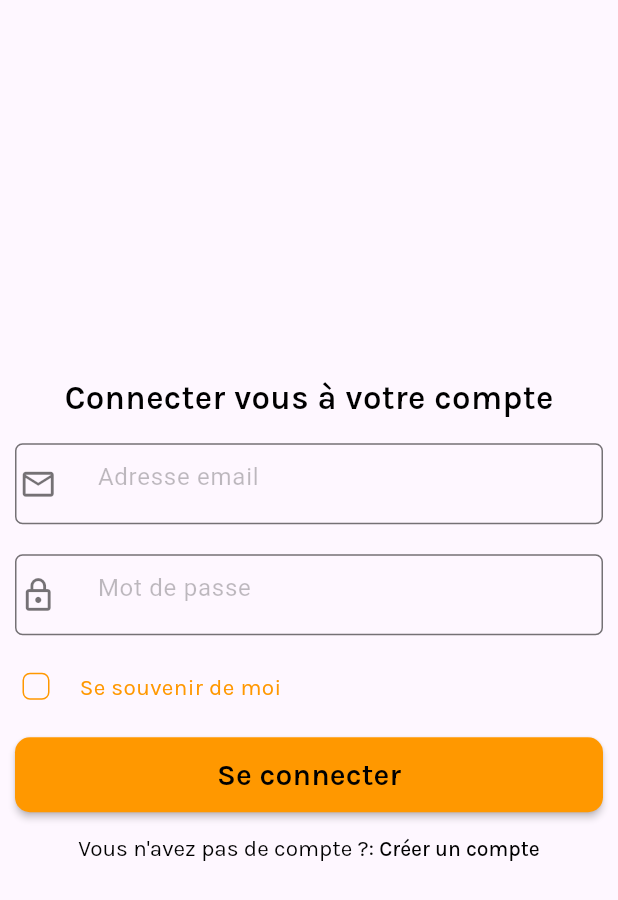
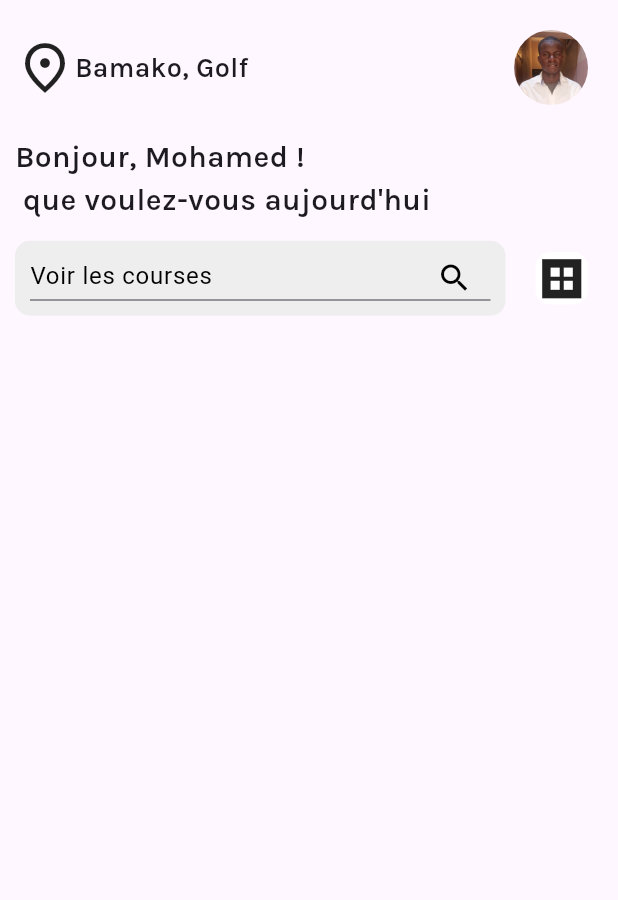
Before and after one commit to McOriginal/app-ciss-d-lice, a Flutter app: the screen it shows after launch, after a tap on "Se connecter", on a phone screen of 412 x 824 dp. Shown: the top 900 px of the screen. Run offline on Flutter 3.47's test engine with Material 3 defaults, Android fonts, the phone set to English and light mode, and no system bars; our stand-ins replace google_fonts.

Commit message:
Ajoute de home page section header

```diff
--- /dev/null
+++ b/lib/users/home.dart
@@ -0,0 +1,110 @@
+import 'package:flutter/material.dart';
+import 'package:google_fonts/google_fonts.dart';
+
+class HomePage extends StatefulWidget {
+  const HomePage({super.key});
+
+  @override
+  State<HomePage> createState() => _HomePageState();
+}
+
+class _HomePageState extends State<HomePage> {
+  @override
+  Widget build(BuildContext context) {
+    return Scaffold(
+      body: Column(
+        children: [
+          Stack(
+            children: [
+              // Image.asset("assets/images/...")
+              Padding(
+                padding: const EdgeInsets.all(10),
+                child: Column(
+                  crossAxisAlignment: CrossAxisAlignment.start,
+                  children: [
+                    Row(
+                      children: [
+                        const Icon(
+                          Icons.place_outlined,
+                          size: 40,
+                        ),
+                        Text(
+                          "Bamako, Golf",
+                          style: GoogleFonts.karla(
+                            fontSize: 18,
+                            fontWeight: FontWeight.w600,
+                          ),
+                        ),
+                        Spacer(),
+                        Padding(
+                          padding: const EdgeInsets.all(10),
+                          child: ClipOval(
+                            child: SizedBox(
+                              height: 50,
+                              child: Image.asset("assets/images/user.jpg"),
+                            ),
+                          ),
+                        ),
+                      ],
+                    ),
+                    const SizedBox(height: 10),
+                    Text(
+                      "Bonjour, Mohamed ! \n que voulez-vous aujourd'hui",
+                      style: GoogleFonts.karla(
+                        fontSize: 20,
+                        fontWeight: FontWeight.w600,
+                      ),
+                    ),
+                    const SizedBox(height: 10),
+                    Row(
+                      children: [
+                        Expanded(
+                          child: Container(
+                            padding: const EdgeInsets.all(10),
+                            height: 50,
+                            decoration: BoxDecoration(
+                              borderRadius: BorderRadius.circular(10),
+                              color: Colors.grey[200],
+                            ),
+                            child: const TextField(
+                              decoration: InputDecoration(
+                                suffixIcon: const Icon(
+                                  Icons.search_outlined,
+                                  color: Colors.black,
+                                ),
+                                hintText: "Voir les courses",
+                                hintStyle: TextStyle(
+                                  fontSize: 16,
+                                  color: Colors.black,
+                                ),
+                              ),
+                            ),
+                          ),
+                        ),
+                        const SizedBox(width: 10),
+                        Padding(
+                          padding: const EdgeInsets.all(10),
+                          child: Container(
+                              decoration: const BoxDecoration(
+                                color: Colors.white,
+                                borderRadius: BorderRadius.all(
+                                  Radius.circular(10),
+                                ),
+                              ),
+                              child: const Icon(
+                                Icons.dataset_sharp,
+                                size: 35,
+                              )),
+                        ),
+                      ],
+                    )
+                  ],
+                ),
+              )
+            ],
+          )
+        ],
+      ),
+    );
+  }
+}
--- a/lib/users/login.dart
+++ b/lib/users/login.dart
@@ -1,3 +1,4 @@
+import 'package:cisse_delice/users/home.dart';
 import 'package:cisse_delice/users/signup.dart';
 import 'package:flutter/gestures.dart';
 import 'package:flutter/material.dart';
@@ -22,7 +23,34 @@ class _LoginPageState extends State<LoginPage> {
         mainAxisAlignment: MainAxisAlignment.center,
         crossAxisAlignment: CrossAxisAlignment.center,
         children: [
-          // Image.asset('assets/images/loginbg.png'),
+          Stack(
+            children: [
+              // Image.asset('assets/images/loginbg.png'),
+              Align(
+                alignment: Alignment.topRight,
+                child: Padding(
+                  padding: const EdgeInsets.all(10),
+                  child: InkWell(
+                    onTap: () {
+                      Navigator.of(context).push(
+                        MaterialPageRoute(
+                          builder: (context) => const HomePage(),
+                        ),
+                      );
+                    },
+                    child: Text(
+                      "Skip",
+                      style: GoogleFonts.karla(
+                        color: Colors.orange,
+                        fontSize: 20,
+                        fontWeight: FontWeight.w600,
+                      ),
+                    ),
+                  ),
+                ),
+              )
+            ],
+          ),
           Center(
             child: Column(
               children: [
@@ -143,7 +171,13 @@ class _LoginPageState extends State<LoginPage> {
                   width: double.infinity,
                   margin: const EdgeInsets.all(10),
                   child: ElevatedButton(
-                    onPressed: () {},
+                    onPressed: () {
+                      Navigator.of(context).push(
+                        MaterialPageRoute(
+                          builder: (context) => const HomePage(),
+                        ),
+                      );
+                    },
                     style: ElevatedButton.styleFrom(
                       elevation: 2,
                       backgroundColor: Colors.orange,
```
Also changed, not shown: assets/images/user.jpg (added).
